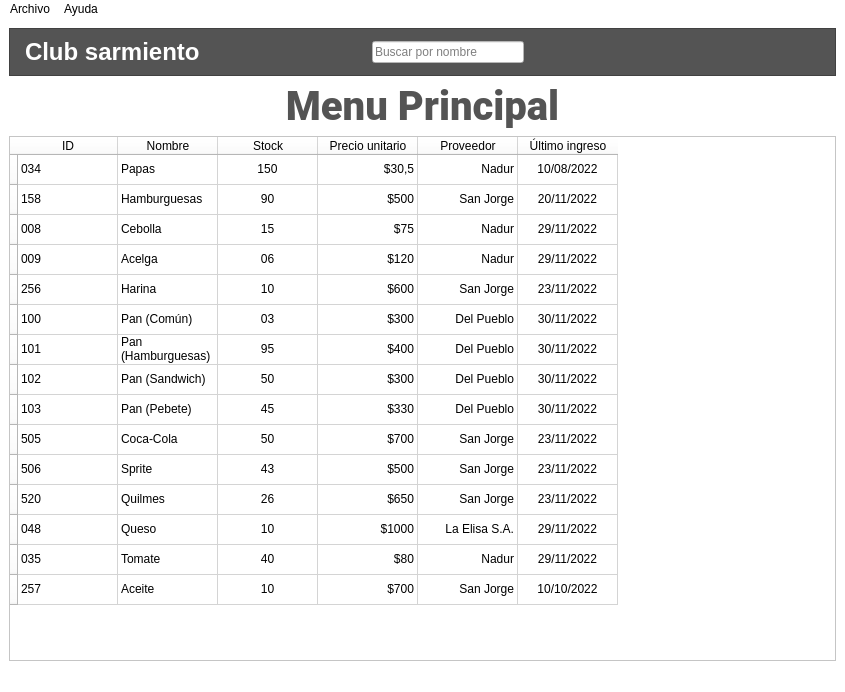
Old version of the form windows/main.ui in the repository HitomiD/Proyecto-Desarrollo.
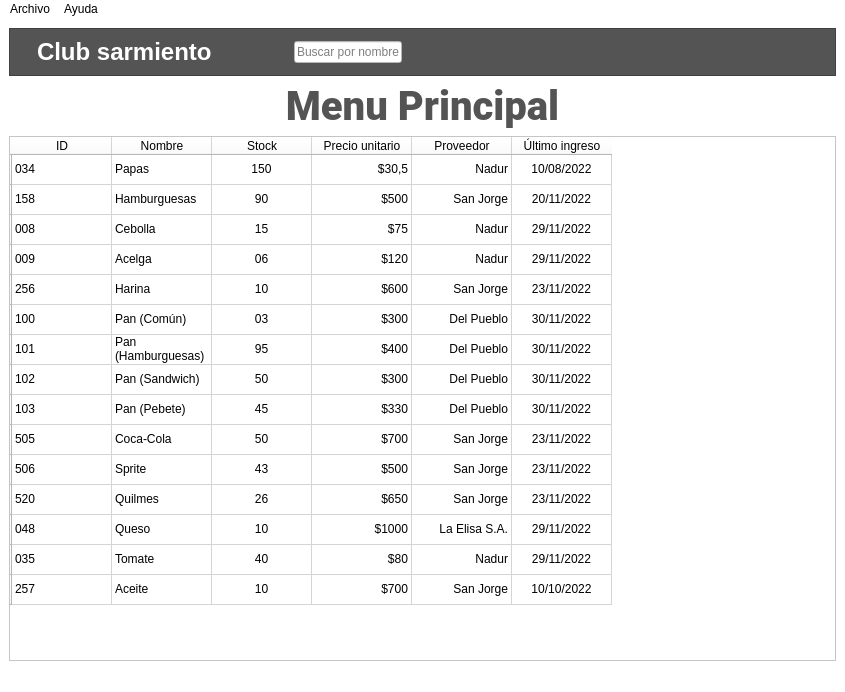
New version of the form. Icons and pictures are not drawn.

```diff
--- a/windows/main.ui
+++ b/windows/main.ui
@@ -35,6 +35,12 @@
         <layout class="QHBoxLayout" name="horizontalLayout_2">
          <item>
           <widget class="QLabel" name="label_2">
+           <property name="maximumSize">
+            <size>
+             <width>70</width>
+             <height>80</height>
+            </size>
+           </property>
            <property name="sizeIncrement">
             <size>
              <width>0</width>
@@ -50,7 +56,13 @@
             <string notr="true">image: url(:/Logo/MockUps/Icono Club Sarmiento (Sin Fondo).png);</string>
            </property>
            <property name="text">
-            <string>&lt;html&gt;&lt;head/&gt;&lt;body&gt;&lt;p&gt;&lt;img src=&quot;:/prefijoNuevo/Escudo-Club - copia.png&quot;/&gt;&lt;/p&gt;&lt;/body&gt;&lt;/html&gt;</string>
+            <string/>
+           </property>
+           <property name="pixmap">
+            <pixmap resource="Recursos.qrc">:/Logos/Escudo-Club.png</pixmap>
+           </property>
+           <property name="scaledContents">
+            <bool>true</bool>
            </property>
           </widget>
          </item>
@@ -117,6 +129,71 @@
            </property>
           </spacer>
          </item>
+         <item>
+          <spacer name="horizontalSpacer_4">
+           <property name="orientation">
+            <enum>Qt::Horizontal</enum>
+           </property>
+           <property name="sizeHint" stdset="0">
+            <size>
+             <width>40</width>
+             <height>20</height>
+            </size>
+           </property>
+          </spacer>
+         </item>
+         <item>
+          <spacer name="horizontalSpacer_8">
+           <property name="orientation">
+            <enum>Qt::Horizontal</enum>
+           </property>
+           <property name="sizeHint" stdset="0">
+            <size>
+             <width>40</width>
+             <height>20</height>
+            </size>
+           </property>
+          </spacer>
+         </item>
+         <item>
+          <spacer name="horizontalSpacer_7">
+           <property name="orientation">
+            <enum>Qt::Horizontal</enum>
+           </property>
+           <property name="sizeHint" stdset="0">
+            <size>
+             <width>40</width>
+             <height>20</height>
+            </size>
+           </property>
+          </spacer>
+         </item>
+         <item>
+          <spacer name="horizontalSpacer_5">
+           <property name="orientation">
+            <enum>Qt::Horizontal</enum>
+           </property>
+           <property name="sizeHint" stdset="0">
+            <size>
+             <width>40</width>
+             <height>20</height>
+            </size>
+           </property>
+          </spacer>
+         </item>
+         <item>
+          <spacer name="horizontalSpacer_6">
+           <property name="orientation">
+            <enum>Qt::Horizontal</enum>
+           </property>
+           <property name="sizeHint" stdset="0">
+            <size>
+             <width>40</width>
+             <height>20</height>
+            </size>
+           </property>
+          </spacer>
+         </item>
          <item>
           <spacer name="horizontalSpacer_3">
            <property name="orientation">
@@ -252,7 +329,7 @@
         </row>
         <row>
          <property name="text">
-          <string> </string>
+          <string/>
          </property>
         </row>
         <row>
```
Left out of the diff: 33 changed lines with no effect on the pictures.
